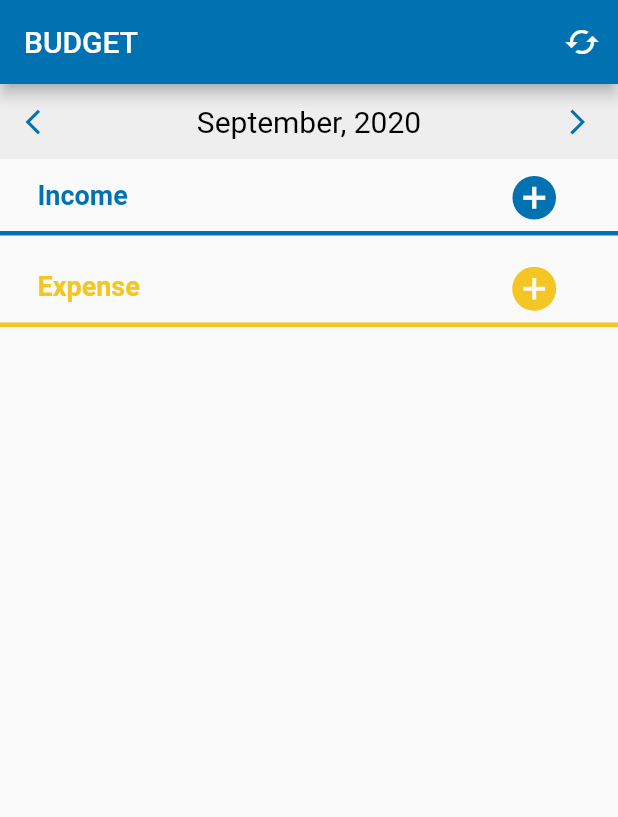
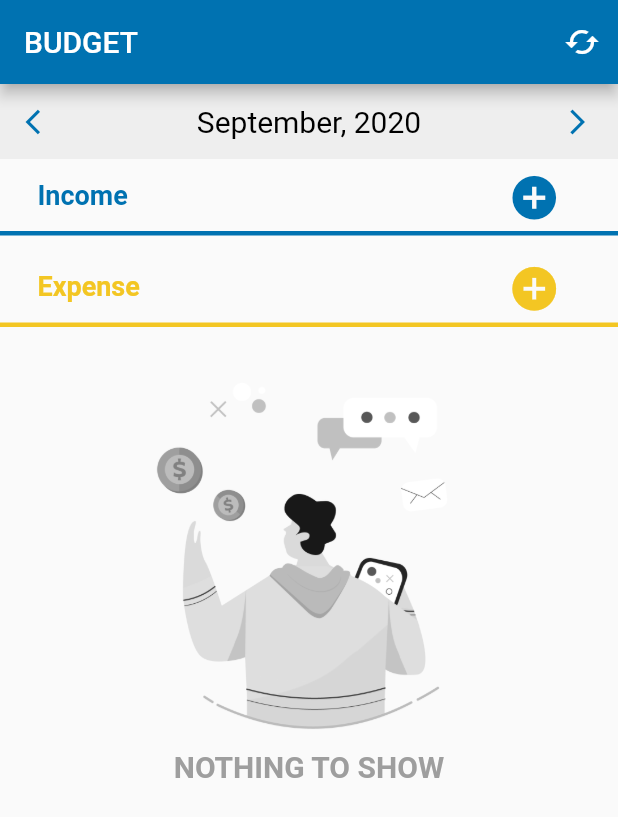
Before and after one commit to ElinaMaleksa/wisebu, a Flutter app: the MainScreen screen opened directly, on a phone screen of 412 x 824 dp. Shown: the top 817 px of the screen. Run offline on Flutter 3.47's test engine with Material 2 defaults, Android fonts, the phone set to English and light mode, and no system bars; our stand-ins replace flushbar, shared_preferences, sqflite; missing offline and left inert: clippy_flutter; accounts and stored records are empty.

Commit message:
landscape support and nothing to show screen update

```diff
--- a/lib/screens/DetailsScreen.dart
+++ b/lib/screens/DetailsScreen.dart
@@ -67,7 +67,7 @@ class DetailsScreenState extends State<DetailsScreen> {
                     right: MediaQuery.of(context).size.width * 0.05,
                     left: MediaQuery.of(context).size.width * 0.1,
                     bottom: 15),
-                height: MediaQuery.of(context).size.height * 0.2,
+                height: 150,
                 child: Row(
                   mainAxisAlignment: MainAxisAlignment.spaceBetween,
                   children: [
@@ -80,8 +80,8 @@ class DetailsScreenState extends State<DetailsScreen> {
                     ),
                     Flexible(
                       flex: 4,
-                      child: SizedBox(
-                        height: MediaQuery.of(context).size.height * 0.15,
+                      child: Padding(
+                        padding: EdgeInsets.all(10),
                         child: circleAvatar(
                             color: Colors.white,
                             textColor: Theme.of(context).accentColor,
--- a/lib/screens/MainScreen.dart
+++ b/lib/screens/MainScreen.dart
@@ -168,7 +168,7 @@ class MainScreenState extends State<MainScreen> {
       children: [
         if (totalIncomes - totalExpenses != 0.0)
           Container(
-            height: MediaQuery.of(context).size.height * 0.2,
+            height: 150,
             padding: EdgeInsets.all(10),
             child: Row(
               mainAxisAlignment: MainAxisAlignment.spaceBetween,
@@ -222,7 +222,36 @@ class MainScreenState extends State<MainScreen> {
             context: context,
             type: expenseType,
             dataList: expenseList,
-            typeColor: Theme.of(context).accentColor)
+            typeColor: Theme.of(context).accentColor),
+        if (totalIncomes - totalExpenses == 0.0)
+          Container(
+            alignment: Alignment.center,
+            padding: EdgeInsets.only(top: 20),
+            child: Column(
+              children: [
+                SizedBox(
+                  width: 250,
+                  child: Container(
+                    foregroundDecoration: BoxDecoration(
+                      color: Colors.grey,
+                      backgroundBlendMode: BlendMode.saturation,
+                    ),
+                    child: Image.asset(
+                      "lib/images/illustration.png",
+                    ),
+                  ),
+                ),
+                Text(
+                  "NOTHING TO SHOW",
+                  style: TextStyle(
+                    fontWeight: FontWeight.bold,
+                    fontSize: 20,
+                    color: Colors.grey,
+                  ),
+                )
+              ],
+            ),
+          ),
       ],
     );
   }
--- a/lib/widgets/Widgets.dart
+++ b/lib/widgets/Widgets.dart
@@ -16,7 +16,7 @@ Widget yellowButton(
     bool isLarge}) {
   if (isLarge == null) isLarge = false;
   return SizedBox(
-    height: MediaQuery.of(context).size.height * 0.09,
+    height: 50,
     width: MediaQuery.of(context).size.width * (isLarge ? 0.7 : 0.3),
     child: RaisedButton(
       shape: RoundedRectangleBorder(
```
